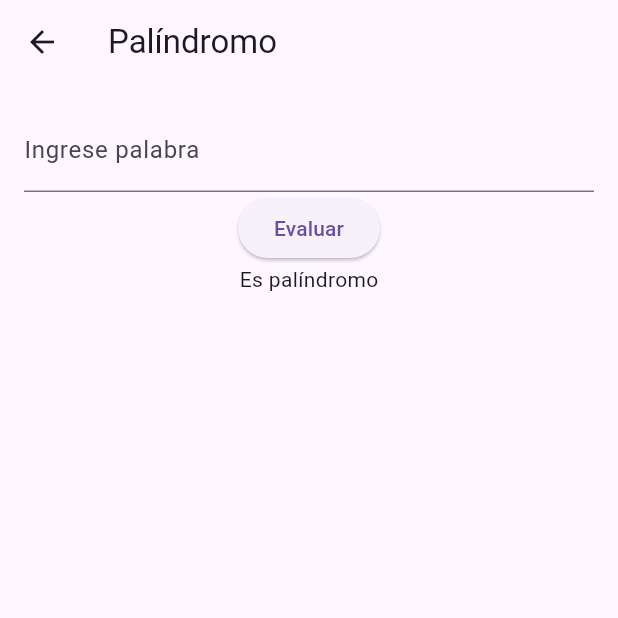
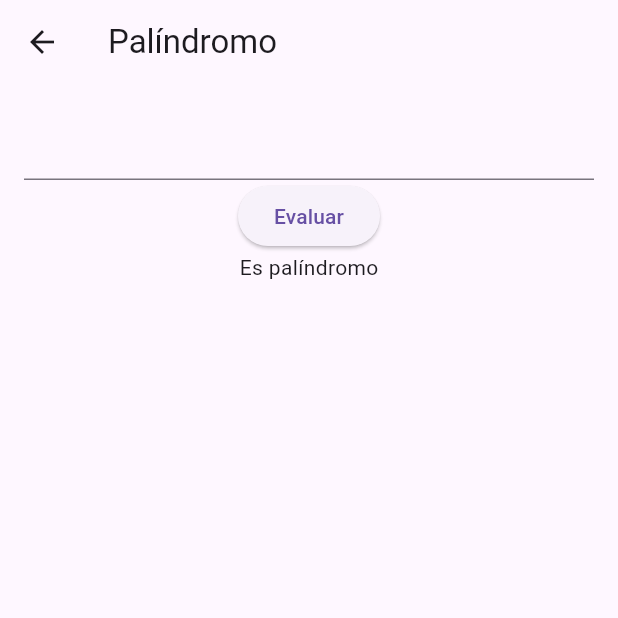
Before and after one commit to Teo344/prueba_practica_3, a Flutter app: the PalindromoScreen screen opened by its route, after a tap on "Evaluar", on a phone screen of 412 x 824 dp, the top half of it. Run offline on Flutter 3.47's test engine with Material 3 defaults, Android fonts, the light colour scheme and no system bars; our stand-ins replace flutter_riverpod.

Commit message:
Commit 2.0 Sepracion de propiedades

```diff
--- a/lib/main.dart
+++ b/lib/main.dart
@@ -1,6 +1,6 @@
 import 'package:flutter/material.dart';
 import 'package:flutter_riverpod/flutter_riverpod.dart';
-import 'routes/app_routes.dart';
+import './src/presentation/routes/app_routes.dart';
 
 void main() {
   runApp(const ProviderScope(child: MyApp()));
@@ -12,9 +12,8 @@ class MyApp extends StatelessWidget {
   @override
   Widget build(BuildContext context) {
     return MaterialApp(
-      debugShowCheckedModeBanner: false,
-      initialRoute: AppRoutes.menu,
       routes: AppRoutes.routes,
+      initialRoute: AppRoutes.uva,
     );
   }
 }
--- /dev/null
+++ b/lib/src/domain/entities/palindromo_entity.dart
@@ -0,0 +1,5 @@
+class PalindromoEntity {
+  final String palabra;
+
+  PalindromoEntity(this.palabra);
+}
--- a/lib/model/palindromo_model.dart
+++ b/lib/src/domain/usecases/evaluar_palindromo_usecase.dart
@@ -1,6 +1,9 @@
-class PalindromoModel {
-  bool esPalindromo(String palabra) {
-    palabra = palabra.toLowerCase().replaceAll(" ", "");
+import '../entities/palindromo_entity.dart';
+
+class EvaluarPalindromoUseCase {
+  bool execute(PalindromoEntity entity) {
+    String palabra =
+        entity.palabra.toLowerCase().replaceAll(" ", "");
 
     int inicio = 0;
     int fin = palabra.length - 1;
--- a/lib/routes/app_routes.dart
+++ b/lib/src/presentation/routes/app_routes.dart
@@ -1,15 +1,12 @@
 import 'package:flutter/material.dart';
-import '../view/menu_screen.dart';
-import '../view/uva_screen.dart';
-import '../view/palindromo_screen.dart';
+import '../views/palindromo_screen.dart';
+import '../views/uva_screen.dart';
 
 class AppRoutes {
-  static const menu = '/';
   static const uva = '/uva';
   static const palindromo = '/palindromo';
 
   static Map<String, WidgetBuilder> routes = {
-    menu: (_) => const MenuScreen(),
     uva: (_) => const UvaScreen(),
     palindromo: (_) => const PalindromoScreen(),
   };
--- /dev/null
+++ b/lib/src/presentation/viewmodels/palindromo_viewmodel.dart
@@ -0,0 +1,14 @@
+import 'package:flutter_riverpod/flutter_riverpod.dart';
+import '../../domain/entities/palindromo_entity.dart';
+import '../../domain/usecases/evaluar_palindromo_usecase.dart';
+
+final palindromoViewModelProvider =
+    Provider((ref) => PalindromoViewModel());
+
+class PalindromoViewModel {
+  final _usecase = EvaluarPalindromoUseCase();
+
+  bool evaluar(PalindromoEntity entity) {
+    return _usecase.execute(entity);
+  }
+}
--- a/lib/view/palindromo_screen.dart
+++ b/lib/src/presentation/views/palindromo_screen.dart
@@ -1,6 +1,8 @@
 import 'package:flutter/material.dart';
 import 'package:flutter_riverpod/flutter_riverpod.dart';
-import '../viewmodel/palindromo_viewmodel.dart';
+
+import '../../domain/entities/palindromo_entity.dart';
+import '../viewmodels/palindromo_viewmodel.dart';
 
 class PalindromoScreen extends ConsumerStatefulWidget {
   const PalindromoScreen({super.key});
@@ -17,7 +19,7 @@ class _PalindromoScreenState
 
   @override
   Widget build(BuildContext context) {
-    final vm = ref.read(palindromoProvider);
+    final vm = ref.read(palindromoViewModelProvider);
 
     return Scaffold(
       appBar: AppBar(title: const Text('Palíndromo')),
@@ -25,20 +27,23 @@ class _PalindromoScreenState
         padding: const EdgeInsets.all(16),
         child: Column(
           children: [
-            TextField(
-              controller: ctrl,
-              decoration: const InputDecoration(
-                  labelText: 'Ingrese palabra'),
-            ),
+            TextField(controller: ctrl),
+
             ElevatedButton(
               onPressed: () {
-                  bool es = vm.evaluar(ctrl.text);
+                final entity =
+                    PalindromoEntity(ctrl.text);
+
+                bool es = vm.evaluar(entity);
+
                 setState(() {
                   resultado =
                       es ? 'Es palíndromo' : 'No es palíndromo';
                 });
               },
-                child: const Text('Evaluar')),
+              child: const Text('Evaluar'),
+            ),
+
             Text(resultado)
           ],
         ),
--- a/lib/viewmodel/palindromo_viewmodel.dart
+++ /dev/null
@@ -1,12 +0,0 @@
-import 'package:flutter_riverpod/flutter_riverpod.dart';
-import '../model/palindromo_model.dart';
-
-final palindromoProvider = Provider((ref) => PalindromoViewModel());
-
-class PalindromoViewModel {
-  final _model = PalindromoModel();
-
-  bool evaluar(String palabra) {
-    return _model.esPalindromo(palabra);
-  }
-}
```
Also changed, not shown: lib/model/uva_model.dart (deleted, +0 -26 lines), lib/src/domain/entities/uva_entity.dart (added, +13 -0 lines), lib/src/domain/usecases/calcular_precio_uva_usecase.dart (added, +23 -0 lines), lib/src/presentation/viewmodels/uva_viewmodel.dart (added, +14 -0 lines), lib/src/presentation/views/uva_screen.dart (renamed from lib/view/uva_screen.dart, +28 -26 lines), lib/view/menu_screen.dart (deleted, +0 -28 lines), lib/viewmodel/uva_viewmodel.dart (deleted, +0 -18 lines). Lines whose indentation alone changed are shown as unchanged.
